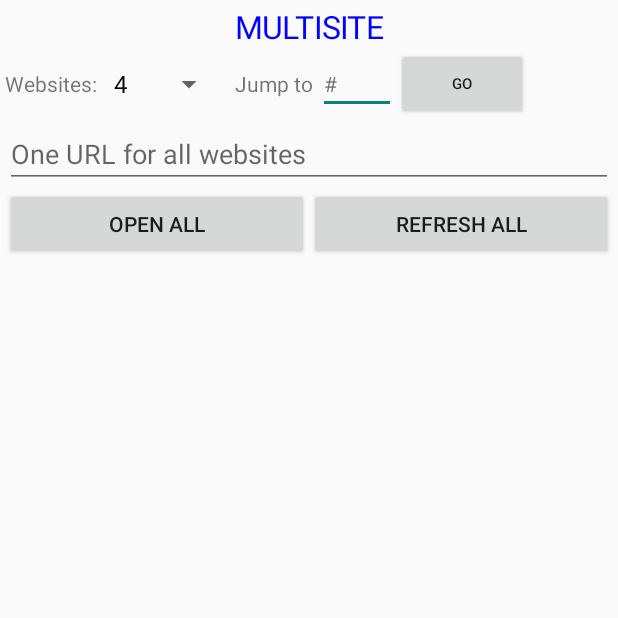
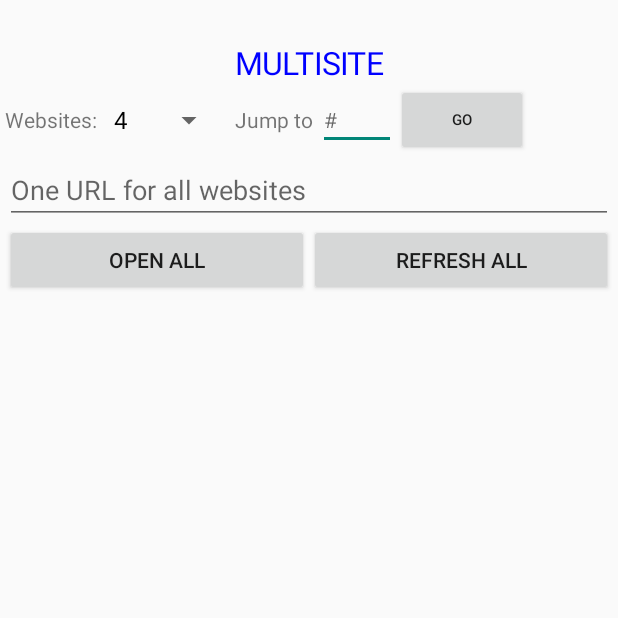
Before and after one commit to reyansh1949/MultiSiteStudio, an Android app: the screen it shows after launch (MainActivity), on a phone screen of 412 x 824 dp, the top half of it. Run offline under Robolectric (Android 15) with nearby library versions, the phone set to English and light mode, and no system bars.

Commit message:
Add top spacing below status bar

```diff
--- a/app/src/main/java/com/multisite/studio/MainActivity.java
+++ b/app/src/main/java/com/multisite/studio/MainActivity.java
@@ -65,7 +65,13 @@ public class MainActivity extends Activity {
     private void buildInterface() {
         root = new LinearLayout(this);
         root.setOrientation(LinearLayout.VERTICAL);
-        root.setPadding(5, 5, 5, 5);
+        int statusBarHeight = 0;
+        int statusBarId = getResources().getIdentifier(
+                "status_bar_height", "dimen", "android");
+        if (statusBarId > 0) {
+            statusBarHeight = getResources().getDimensionPixelSize(statusBarId);
+        }
+        root.setPadding(5, 5 + statusBarHeight, 5, 5);
 
         TextView title = new TextView(this);
         title.setText("MULTISITE");
```
